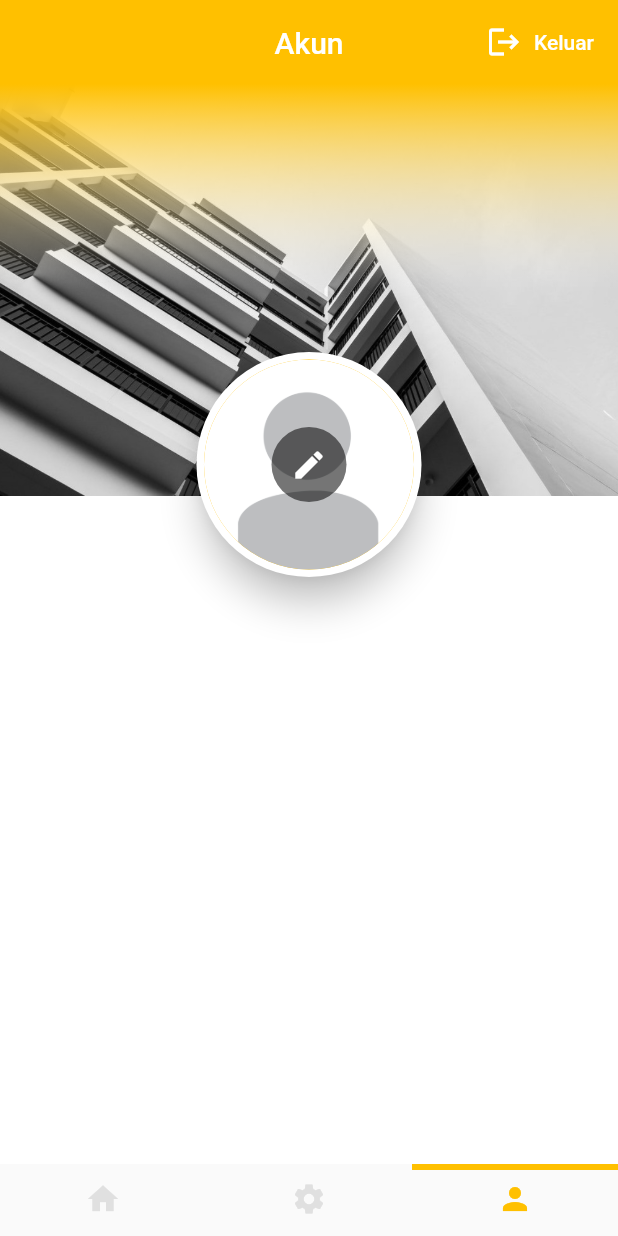
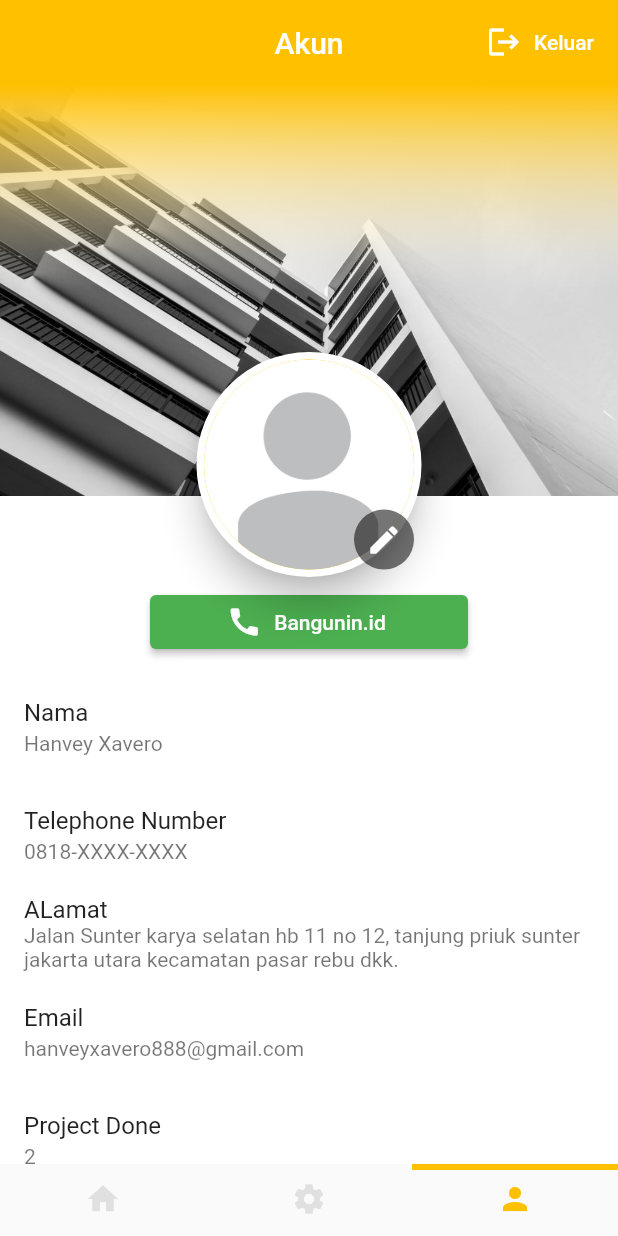
Before and after one commit to qisashasanudin/bangunin_id, a Flutter app: the screen it shows once a user with an empty profile is signed in, item 3 of the bottom bar chosen, on a phone screen of 412 x 824 dp. Run offline on Flutter 3.47's test engine with Material 2 defaults, Android fonts, the phone set to English and light mode, and no system bars; our stand-ins replace cloud_firestore, firebase_auth, flutter_spinkit; accounts and stored records are empty.

Commit message:
tab akun

```diff
--- a/lib/screens/mainmenu/tab_account.dart
+++ b/lib/screens/mainmenu/tab_account.dart
@@ -37,6 +37,42 @@ class Account extends StatelessWidget {
             SliverPersistentHeader(
               delegate: HomeAppBar(expandedHeight: screenHeight / 3),
               pinned: true,
+            ),
+            SliverList(
+              delegate: SliverChildListDelegate([
+                SizedBox(
+                  height: 50,
+                ),
+                Container(
+                  child: RaisedButton.icon(
+                    onPressed: () {},
+                    icon: Icon(Icons.call, color: Colors.white),
+                    label: Text(
+                      'Bangunin.id',
+                      style: TextStyle(color: Colors.white),
+                    ),
+                    color: Colors.green,
+                    shape: RoundedRectangleBorder(
+                        borderRadius: BorderRadius.circular(4)),
+                  ),
+                  margin: EdgeInsets.all(10.0),
+                  padding: EdgeInsets.only(left: 90, right: 90),
+                ),
+                ListTile(title: Text('Nama'), subtitle: Text('Hanvey Xavero')),
+                ListTile(
+                    title: Text('Telephone Number'),
+                    subtitle: Text('0818-XXXX-XXXX')),
+                ListTile(
+                    title: Text('ALamat'),
+                    subtitle: Text(
+                        'Jalan Sunter karya selatan hb 11 no 12, tanjung priuk sunter jakarta utara kecamatan pasar rebu dkk.')),
+                ListTile(
+                    title: Text('Email'),
+                    subtitle: Text('hanveyxavero888@gmail.com')),
+                ListTile(title: Text('Project Done'), subtitle: Text('2')),
+                ListTile(
+                    title: Text('Project in progress'), subtitle: Text('3')),
+              ]),
             ),
             //Sliver-sliver lain ditulis di sini
           ],
@@ -140,6 +176,8 @@ class HomeAppBar extends SliverPersistentHeaderDelegate {
           child: Padding(
             padding: const EdgeInsets.all(5.0),
             child: CircleAvatar(
+              child: Padding(
+                padding: EdgeInsets.only(top: 100, left: 100),
                 child: CircleAvatar(
                   radius: 25,
                   backgroundColor: Colors.black54,
@@ -147,6 +185,7 @@ class HomeAppBar extends SliverPersistentHeaderDelegate {
                       icon: Icon(Icons.edit),
                       color: Colors.white,
                       onPressed: () {}),
+                ),
               ),
               radius: 70,
               backgroundColor: AppColors().primary,
```
Lines whose indentation alone changed are shown as unchanged.
